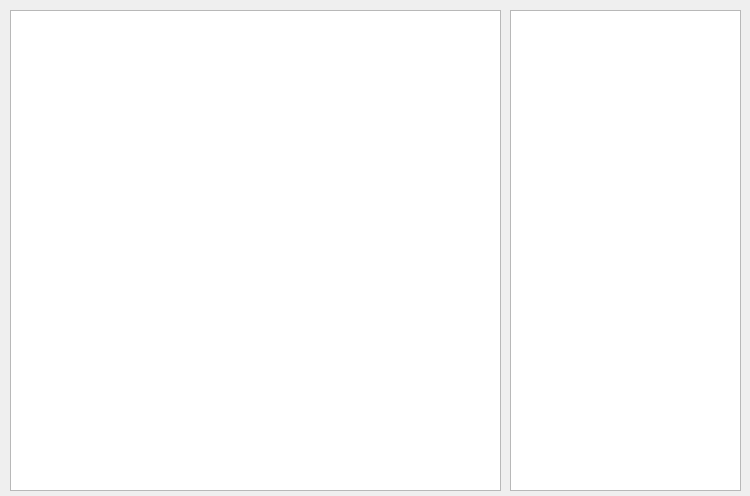
Above: ui/adminWidget.ui from thirdxiaozhu/network_design_client before the change. Below: the same form after it.
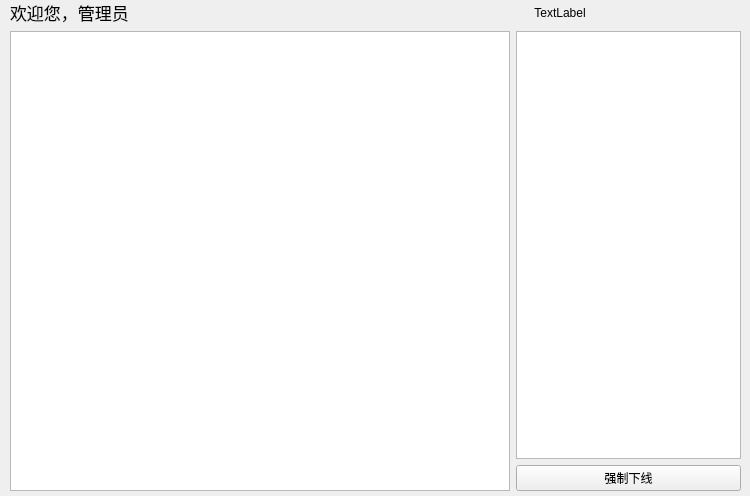
That is the form after the change.

```diff
--- a/ui/adminWidget.ui
+++ b/ui/adminWidget.ui
@@ -13,25 +13,84 @@
   <property name="windowTitle">
    <string>Form</string>
   </property>
-  <widget class="QTextBrowser" name="statusTextEdit">
+  <widget class="QWidget" name="verticalLayoutWidget">
    <property name="geometry">
     <rect>
      <x>10</x>
-     <y>10</y>
-     <width>491</width>
-     <height>481</height>
+     <y>0</y>
+     <width>731</width>
+     <height>491</height>
     </rect>
    </property>
-  </widget>
-  <widget class="QListWidget" name="usersList">
-   <property name="geometry">
-    <rect>
-     <x>510</x>
-     <y>10</y>
-     <width>231</width>
-     <height>481</height>
-    </rect>
-   </property>
+   <layout class="QVBoxLayout" name="verticalLayout">
+    <item>
+     <layout class="QHBoxLayout" name="horizontalLayout_2">
+      <item>
+       <widget class="QLabel" name="label">
+        <property name="font">
+         <font>
+          <pointsize>13</pointsize>
+          <weight>50</weight>
+          <italic>false</italic>
+          <bold>false</bold>
+          <underline>false</underline>
+          <strikeout>false</strikeout>
+          <stylestrategy>PreferDefault</stylestrategy>
+          <kerning>true</kerning>
+         </font>
+        </property>
+        <property name="text">
+         <string>欢迎您，管理员</string>
+        </property>
+       </widget>
+      </item>
+      <item>
+       <widget class="QLabel" name="timeLabel">
+        <property name="text">
+         <string>TextLabel</string>
+        </property>
+        <property name="alignment">
+         <set>Qt::AlignCenter</set>
+        </property>
+       </widget>
+      </item>
+     </layout>
+    </item>
+    <item>
+     <layout class="QHBoxLayout" name="horizontalLayout">
+      <item>
+       <widget class="QTextBrowser" name="statusTextEdit">
+        <property name="minimumSize">
+         <size>
+          <width>500</width>
+          <height>0</height>
+         </size>
+        </property>
+        <property name="maximumSize">
+         <size>
+          <width>500</width>
+          <height>16777215</height>
+         </size>
+        </property>
+       </widget>
+      </item>
+      <item>
+       <layout class="QVBoxLayout" name="verticalLayout_4">
+        <item>
+         <widget class="QListWidget" name="usersList"/>
+        </item>
+        <item>
+         <widget class="QPushButton" name="forcedOfflineBtn">
+          <property name="text">
+           <string>强制下线</string>
+          </property>
+         </widget>
+        </item>
+       </layout>
+      </item>
+     </layout>
+    </item>
+   </layout>
   </widget>
  </widget>
  <resources/>
```
